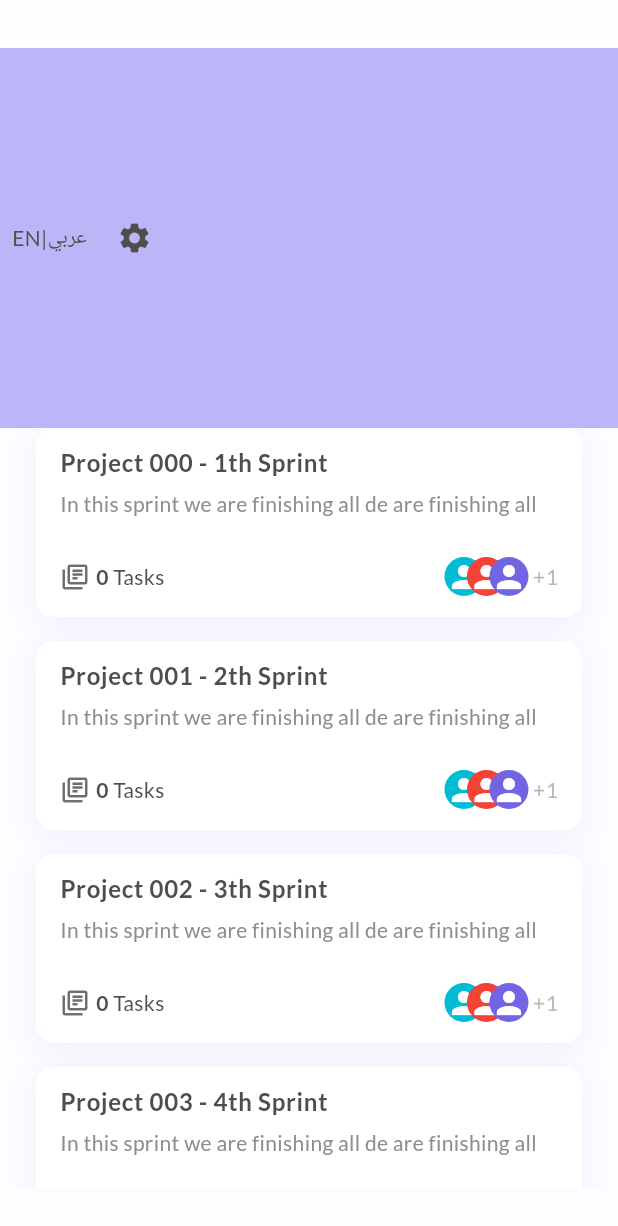
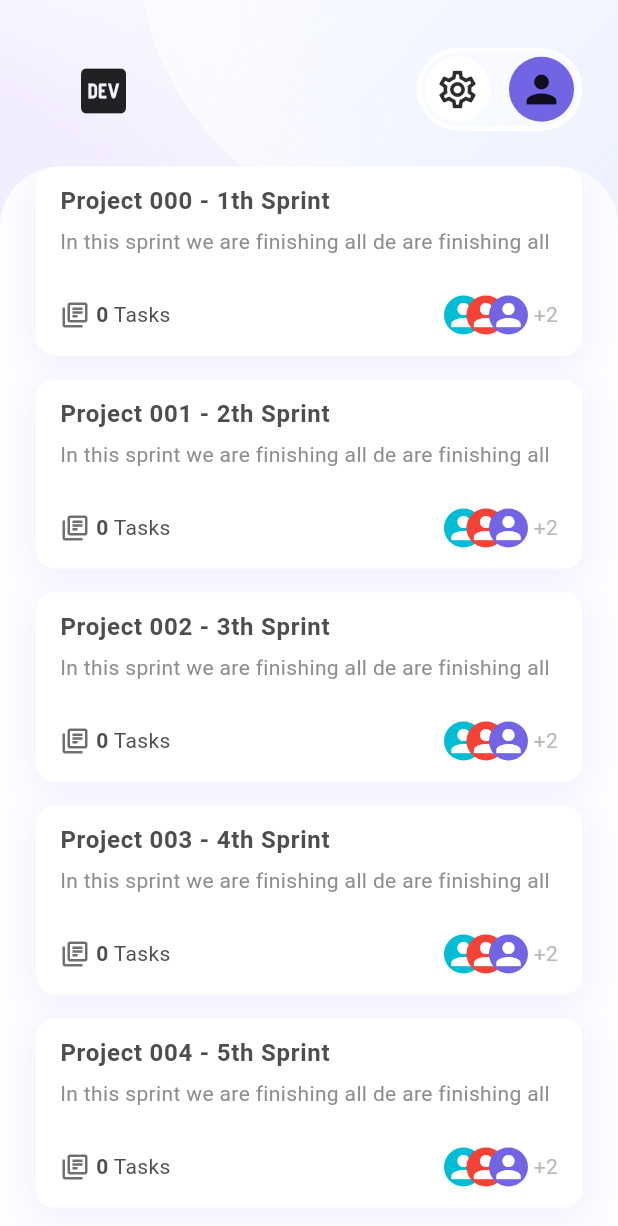
Before and after one commit to Dangere/syncora-frontend, a Flutter app: the DashboardPage screen opened by its route, on a phone screen of 412 x 824 dp. Shown: the top 1226 px of the screen. Run offline on Flutter 3.47's test engine with Material 3 defaults, Android fonts, the phone set to English and light mode, and no system bars; our stand-ins replace device_preview, dio, email_validator, equatable, flutter_riverpod, flutter_secure_storage and 11 more; missing offline and left inert: cancellation_token, color_hash, signalr_netcore; accounts and stored records are empty; Roboto replaces fonts that are missing (Cairo).

Commit message:
Styling the dashboard

```diff
--- a/lib/common/themes/app_theme.dart
+++ b/lib/common/themes/app_theme.dart
@@ -94,6 +94,8 @@ class AppTheme {
     surface: Color(0xFF000000),
     onSurface: Color(0xFFC5C5C5),
 
+    surfaceContainer: Color(0xFF141414),
+
     onSurfaceVariant: AppGrays.gray700, // secondary text, descriptions
     outline: AppGrays.gray500, // muted text, metadata, captions
     outlineVariant: AppGrays.gray300, // disabled text, hints, placeholders
@@ -106,7 +108,7 @@ class AppTheme {
   static ThemeData darkTheme() => _theme(_darkColorScheme, true);
 
   static ThemeData _theme(ColorScheme colorScheme, bool isDark) => ThemeData(
-      fontFamily: GoogleFonts.lato().fontFamily,
+      fontFamily: GoogleFonts.cairo().fontFamily,
       useMaterial3: true,
       colorScheme: colorScheme,
       cardColor: colorScheme.surfaceContainer,
--- a/lib/features/dashboard/view/dashboard_page.dart
+++ b/lib/features/dashboard/view/dashboard_page.dart
@@ -4,8 +4,10 @@ import 'package:flutter/cupertino.dart';
 import 'package:flutter/material.dart';
 import 'package:flutter/widgets.dart';
 import 'package:flutter_riverpod/flutter_riverpod.dart';
+import 'package:flutter_svg/svg.dart';
 import 'package:go_router/go_router.dart';
 import 'package:syncora_frontend/common/providers/common_providers.dart';
+import 'package:syncora_frontend/common/themes/app_sizes.dart';
 import 'package:syncora_frontend/common/themes/app_spacing.dart';
 import 'package:syncora_frontend/common/widgets/language_button.dart';
 import 'package:syncora_frontend/features/authentication/models/auth_state.dart';
@@ -29,33 +31,128 @@ class _DashboardPageState extends ConsumerState<DashboardPage> {
 
     ref.read(loggerProvider).d("Building dashboard page");
     return Scaffold(
-      body: Padding(
-        padding: AppSpacing.paddingVerticalXl,
+      body: Stack(
+        children: [
+          // BACKGROUND GRAPHIC COLORS
+          Positioned.fill(
+            child: SvgPicture.asset(
+                width: double.infinity,
+                // height: 371,
+                // fit: BoxFit.fitWidth,
+                alignment: Alignment.topCenter,
+                fit: BoxFit.fitWidth,
+                "assets/images/background_dashboard_effect.svg"),
+          ),
+          // BACKGROUND GRAPHIC
+
+          Positioned.fill(
+            child: SvgPicture.asset(
+                width: double.infinity,
+                // height: 371,
+                // fit: BoxFit.fitWidth,
+                alignment: Alignment.topCenter,
+                fit: BoxFit.fitWidth,
+                "assets/images/background_dashboard.svg"),
+          ),
+
+          Padding(
+            padding: EdgeInsets.only(top: AppSpacing.xl),
             child: Column(
               // mainAxisAlignment: MainAxisAlignment.spaceAround,
               children: [
-            Expanded(
-              flex: 1,
+                Padding(
+                  padding: AppSpacing.paddingHorizontalLg,
+                  child: Row(
+                    mainAxisAlignment: MainAxisAlignment.spaceBetween,
+                    children: [
+                      const SizedBox(
+                        width: 90,
+                        height: 38,
+                        child: Icon(
+                          Icons.logo_dev_outlined,
+                          size: 40,
+                        ),
+                      ),
+                      Container(
+                        width: 110,
+                        height: 55,
+                        decoration: ShapeDecoration(
+                          color: Theme.of(context)
+                              .colorScheme
+                              .surfaceContainer
+                              .withValues(alpha: 0.45),
+                          shape: RoundedRectangleBorder(
+                            side: BorderSide(
+                                width: 3,
+                                color: Theme.of(context)
+                                    .colorScheme
+                                    .surfaceContainer),
+                            borderRadius: BorderRadius.circular(30),
+                          ),
+                        ),
+                        child: Row(
+                          mainAxisAlignment: MainAxisAlignment.spaceBetween,
+                          children: [
+                            SizedBox.square(
+                                dimension: 48,
+                                child: Padding(
+                                  padding: const EdgeInsets.all(2.3),
                                   child: Container(
-                color: Theme.of(context).colorScheme.secondary,
-                child: Row(
-                  children: [
-                    const LanguageButton(),
-                    IconButton(
-                        onPressed: () => context.pushNamed("settings"),
-                        icon: const Icon(Icons.settings)),
+                                    decoration: BoxDecoration(
+                                        color: Theme.of(context)
+                                            .colorScheme
+                                            .surfaceContainer,
+                                        shape: BoxShape.circle),
+                                    child: IconButton(
+                                      padding: const EdgeInsets.all(0),
+                                      onPressed: () =>
+                                          context.pushNamed("settings"),
+                                      icon: Icon(
+                                        color: Theme.of(context)
+                                            .colorScheme
+                                            .onSurface,
+                                        Icons.settings_outlined,
+                                        size: 30,
+                                      ),
+                                    ),
+                                  ),
+                                )),
+                            SizedBox.square(
+                                dimension: 48,
+                                child: Padding(
+                                  padding: const EdgeInsets.all(2.3),
+                                  child: Container(
+                                      decoration: BoxDecoration(
+                                          color: Theme.of(context)
+                                              .colorScheme
+                                              .primary,
+                                          shape: BoxShape.circle),
+                                      child:
+                                          const Icon(Icons.person, size: 30)),
+                                ))
                           ],
                         ),
                       ),
+                    ],
                   ),
+                ),
+                SizedBox(height: AppSpacing.lg),
                 Expanded(
-              flex: 2,
+                  child: Container(
+                    clipBehavior: Clip.antiAlias,
+                    decoration: BoxDecoration(
+                      color: Theme.of(context).colorScheme.surface,
+                      borderRadius: const BorderRadius.only(
+                          topLeft: Radius.circular(40.0),
+                          topRight: Radius.circular(40.0)),
+                    ),
                     child: ListView.separated(
                         itemBuilder: (context, index) {
                           return GroupPanel(
                               group: Group(
                                   id: index,
-                            title: "Project 00$index - ${index + 1}th Sprint",
+                                  title:
+                                      "Project 00$index - ${index + 1}th Sprint",
                                   creationDate: DateTime.now(),
                                   ownerUserId: 1,
                                   groupMembersIds: List.generate(
@@ -64,7 +161,8 @@ class _DashboardPageState extends ConsumerState<DashboardPage> {
                                       Random().nextInt(20), (index) => 1),
                                   description:
                                       "In this sprint we are finishing all de are finishing all design related tasks."
-                                    .substring(0, Random().nextInt(40) + 36)));
+                                          .substring(
+                                              0, Random().nextInt(40) + 36)));
                         },
                         separatorBuilder: (context, index) {
                           return const SizedBox(
@@ -73,8 +171,11 @@ class _DashboardPageState extends ConsumerState<DashboardPage> {
                         },
                         itemCount: 5),
                   ),
+                ),
               ],
             ),
+          ),
+        ],
       ),
     );
   }
--- a/lib/features/groups/view/widgets/group_panel.dart
+++ b/lib/features/groups/view/widgets/group_panel.dart
@@ -20,47 +20,51 @@ class GroupPanel extends StatelessWidget {
 
   @override
   Widget build(BuildContext context) {
+    // Members + owner
     Widget membersDisplay() {
+      int membersCount = group.groupMembersIds.length + 1;
+      bool flipMembers = Directionality.of(context) == TextDirection.rtl;
       return Row(
         children: [
           Stack(
+            textDirection: TextDirection.ltr,
             clipBehavior: Clip.none,
             children: [
-              if (group.groupMembersIds.length > 2)
+              if (membersCount > 2)
                 Positioned(
-                  right: memberIconsSpacing * 2,
+                  right: memberIconsSpacing * 2 * (flipMembers ? -1 : 1),
                   child: CircleAvatar(
                       backgroundColor:
                           Random().nextBool() ? Colors.cyan : Colors.yellow,
                       radius: memberIconsRadius,
-                      child: Icon(
+                      child: const Icon(
                         Icons.person,
                       )),
                 ),
-              if (group.groupMembersIds.length > 1)
+              if (membersCount > 1)
                 Positioned(
-                  right: memberIconsSpacing,
+                  right: memberIconsSpacing * (flipMembers ? -1 : 1),
                   child: CircleAvatar(
                     backgroundColor:
                         Random().nextBool() ? Colors.red : Colors.green,
                     radius: memberIconsRadius,
-                    child: Icon(
+                    child: const Icon(
                       Icons.person,
                     ),
                   ),
                 ),
               CircleAvatar(
                   radius: memberIconsRadius,
-                  child: Icon(
+                  child: const Icon(
                     Icons.person,
                   )),
             ],
           ),
 
           // Text if members over 3
-          if (group.groupMembersIds.length > 3)
+          if (membersCount > 3)
             Text(
-              " +${group.groupMembersIds.length - 3}",
+              " +${membersCount - 3}",
               style: Theme.of(context).textTheme.bodyMedium!.copyWith(
                     color: Theme.of(context).colorScheme.scrim,
                   ),
@@ -122,7 +126,7 @@ class GroupPanel extends StatelessWidget {
                   ],
                 ),
                 // MEMBERS DISPLAY
-                if (group.groupMembersIds.isNotEmpty) membersDisplay(),
+                membersDisplay(),
               ],
             )
           ],
--- a/lib/features/onboarding/view/onboarding_page.dart
+++ b/lib/features/onboarding/view/onboarding_page.dart
@@ -42,6 +42,7 @@ class OnboardingPage extends ConsumerWidget {
         isLoading: user.isLoading,
         body: Stack(
           children: [
+            // BACKGROUND GRAPHIC
             Positioned.fill(
               child: SvgPicture.asset(
                   width: double.infinity,
@@ -62,15 +63,14 @@ class OnboardingPage extends ConsumerWidget {
                       LanguageButton(),
                     ],
                   ),
-
+                  const Spacer(
+                    flex: 1,
+                  ),
                   // LOGO
-                  Expanded(
-                    child: Center(
+                  Center(
                     child: Container(
-                        width:
-                            205 - (MediaQuery.of(context).size.height * 0.01),
-                        height:
-                            205 - (MediaQuery.of(context).size.height * 0.01),
+                      width: 205 - (MediaQuery.of(context).size.height * 0.01),
+                      height: 205 - (MediaQuery.of(context).size.height * 0.01),
                       decoration: const BoxDecoration(
                         color: Colors.white,
                         borderRadius: BorderRadius.all(Radius.circular(32)),
@@ -82,7 +82,10 @@ class OnboardingPage extends ConsumerWidget {
                       ),
                     ),
                   ),
+                  const Spacer(
+                    flex: 2,
                   ),
+
                   // TITLE
                   Row(
                     children: [
--- a/lib/features/settings/view/settings_page.dart
+++ b/lib/features/settings/view/settings_page.dart
@@ -67,7 +67,7 @@ class _SettingsPageState extends ConsumerState<SettingsPage> {
                     },
                     child: Row(
                       children: [
-                        Icon(Icons.dark_mode_sharp, size: 24),
+                        const Icon(Icons.dark_mode_sharp, size: 24),
 
                         // Icon(Icons.dark_mode_sharp, size: 24),
                         // Icon(Icons.dark_mode_sharp, size: 24),
@@ -105,7 +105,7 @@ class _SettingsPageState extends ConsumerState<SettingsPage> {
                     onPressed: () {},
                     child: Row(
                       children: [
-                        Icon(Icons.lock, size: 24),
+                        const Icon(Icons.lock, size: 24),
 
                         // Icon(Icons.dark_mode_sharp, size: 24),
                         // Icon(Icons.dark_mode_sharp, size: 24),
@@ -119,7 +119,7 @@ class _SettingsPageState extends ConsumerState<SettingsPage> {
                         const Spacer(),
                         Transform.rotate(
                             angle: 3.14 * (3 / 2),
-                            child: Icon(Icons.expand_more, size: 24)),
+                            child: const Icon(Icons.expand_more, size: 24)),
                       ],
                     ),
                   ),
```
Also changed, not shown: assets/images/background_dashboard.svg (added), assets/images/background_dashboard_effect.svg (added). Lines whose indentation alone changed are shown as unchanged.
